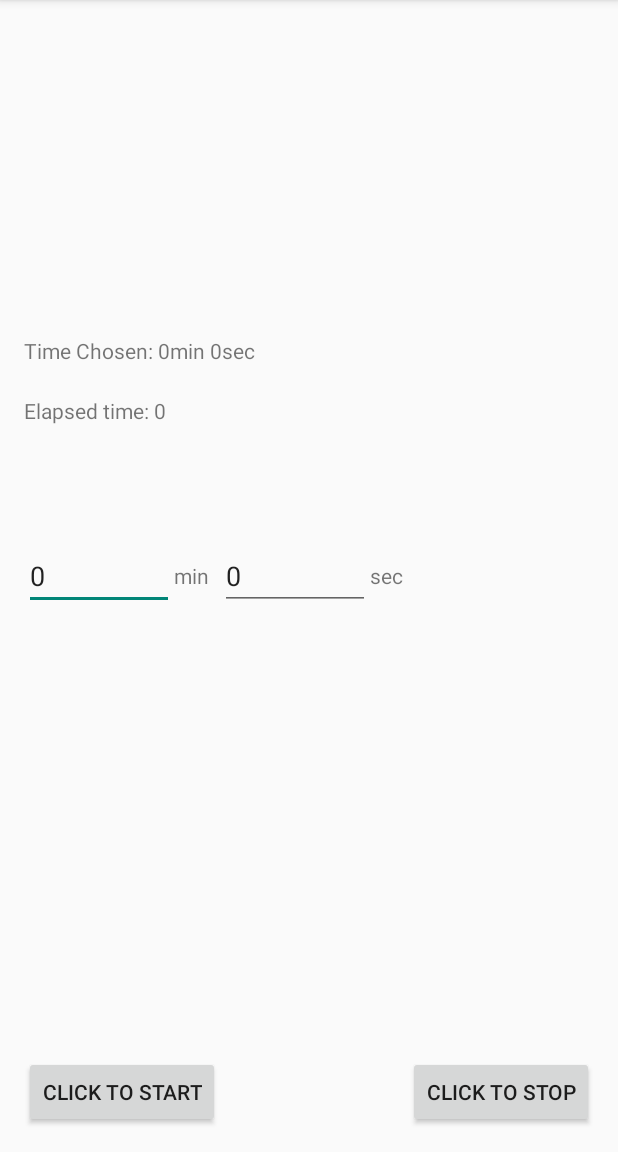
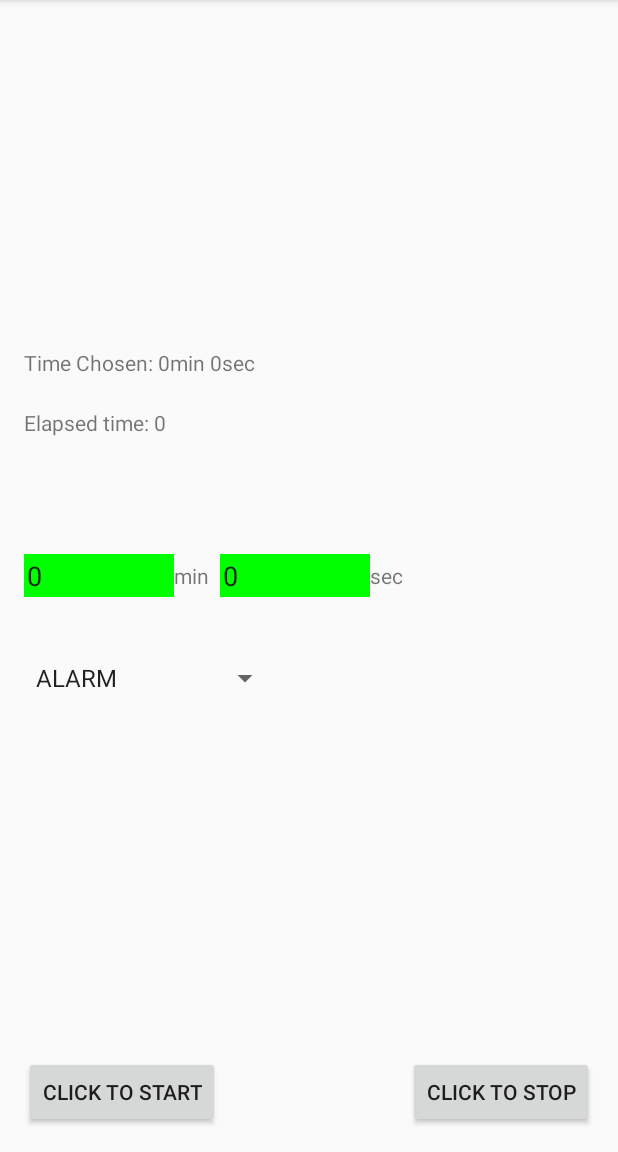
Before and after one commit to kritixilithos/Repeating-Countdown-Timer, an Android app: the screen it shows after launch (MainActivity), after a tap on "CLICK TO START", on a phone screen of 412 x 824 dp, the part 84-1236 px from its top. Run offline under Robolectric (Android 15) with nearby library versions, the phone set to English and light mode, and no system bars.

Commit message:
The alarm sound can now be changed with this update.

```diff
--- a/app/src/main/java/com/mycompany/countdowntimerrepeating/MainActivity.java
+++ b/app/src/main/java/com/mycompany/countdowntimerrepeating/MainActivity.java
@@ -10,12 +10,15 @@ import android.view.Menu;
 import android.view.MenuItem;
 import android.view.View;
 import android.view.WindowManager;
+import android.widget.AdapterView;
+import android.widget.ArrayAdapter;
 import android.widget.EditText;
+import android.widget.Spinner;
 import android.widget.TextView;
 
 import org.w3c.dom.Text;
 
-public class MainActivity extends AppCompatActivity {
+public class MainActivity extends AppCompatActivity implements AdapterView.OnItemSelectedListener {
     TextView timeLeft;
     TextView tvv;
     Uri notification;
@@ -26,6 +29,18 @@ public class MainActivity extends AppCompatActivity {
     TextView elapsed;
     long elapsedTime = 0;
     long startTime = 0;
+    Spinner spinner;
+    Object alarmType;
+
+    public void onItemSelected(AdapterView<?> parent, View view,
+                               int pos, long id) {
+        // An item was selected. You can retrieve the selected item using
+        alarmType = parent.getItemAtPosition(pos);
+    }
+
+    public void onNothingSelected(AdapterView<?> parent) {
+        // Another interface callback
+    }
 
     public void repeatTimer(int numMins, int numSecs) {
         final int milliseconds = numMins * 60000 + numSecs*1000;
@@ -76,7 +91,23 @@ public class MainActivity extends AppCompatActivity {
             seconds = (EditText) findViewById(R.id.seconds);
             tvv = (TextView) findViewById(R.id.tvv);
 
-            notification = RingtoneManager.getDefaultUri(RingtoneManager.TYPE_ALARM);
+            System.out.println(alarmType.toString());
+
+            switch(alarmType.toString()) {
+                case "ALARM":
+                    notification = RingtoneManager.getDefaultUri(RingtoneManager.TYPE_ALARM);
+                    break;
+                case "NOTIFICATION":
+                    notification = RingtoneManager.getDefaultUri(RingtoneManager.TYPE_NOTIFICATION);
+                    break;
+                case "ALL":
+                    notification = RingtoneManager.getDefaultUri(RingtoneManager.TYPE_ALL);
+                    break;
+                case "RINGTONE":
+                    notification = RingtoneManager.getDefaultUri(RingtoneManager.TYPE_RINGTONE);
+                    break;
+            }
+
             r = RingtoneManager.getRingtone(getApplicationContext(), notification);
             r.play();
 
@@ -102,6 +133,15 @@ public class MainActivity extends AppCompatActivity {
         minutes = (EditText) findViewById(R.id.minutes);
         seconds = (EditText) findViewById(R.id.seconds);
         elapsed = (TextView) findViewById(R.id.elapsed);
+        spinner = (Spinner)  findViewById(R.id.spinner);
+        spinner.setOnItemSelectedListener(this);
+// Create an ArrayAdapter using the string array and a default spinner layout
+        ArrayAdapter<CharSequence> adapter = ArrayAdapter.createFromResource(this,
+                R.array.alarm_sounds, android.R.layout.simple_spinner_item);
+// Specify the layout to use when the list of choices appears
+        adapter.setDropDownViewResource(android.R.layout.simple_spinner_dropdown_item);
+// Apply the adapter to the spinner
+        spinner.setAdapter(adapter);
 
         elapsed.setText("Elapsed time: "+elapsedTime);
         minutes.setText("0");
--- a/app/src/main/res/layout/activity_main.xml
+++ b/app/src/main/res/layout/activity_main.xml
@@ -43,7 +43,9 @@
         android:ems="10"
         android:layout_alignTop="@+id/seconds"
         android:layout_alignParentLeft="true"
-        android:layout_alignParentStart="true" />
+        android:layout_alignParentStart="true"
+        android:background="#00ff00"
+        android:padding="2dp" />
 
     <!--Input for the number of seconds-->
     <EditText
@@ -54,7 +56,9 @@
         android:ems="10"
         android:layout_centerVertical="true"
         android:layout_toRightOf="@+id/start"
-        android:layout_toEndOf="@+id/start" />
+        android:layout_toEndOf="@+id/start"
+        android:background="#00ff00"
+        android:padding="2dp" />
 
     <!--Start button-->
     <Button
@@ -97,4 +101,12 @@
         android:layout_toRightOf="@+id/seconds"
         android:layout_toEndOf="@+id/seconds" />
 
+    <Spinner
+        android:layout_width="wrap_content"
+        android:layout_height="wrap_content"
+        android:id="@+id/spinner"
+        android:layout_below="@+id/minutes"
+        android:layout_alignLeft="@+id/start"
+        android:layout_marginTop="42dp" />
+
 </RelativeLayout>
--- a/app/src/main/res/values/strings.xml
+++ b/app/src/main/res/values/strings.xml
@@ -5,4 +5,10 @@
     <string name="action_settings">Settings</string>
     <string name="start">Click to Start</string>
     <string name="stop">Click to Stop</string>
+    <string-array name="alarm_sounds">
+        <item>ALARM</item>
+        <item>NOTIFICATION</item>
+        <item>ALL</item>
+        <item>RINGTONE</item>
+    </string-array>
 </resources>
```
